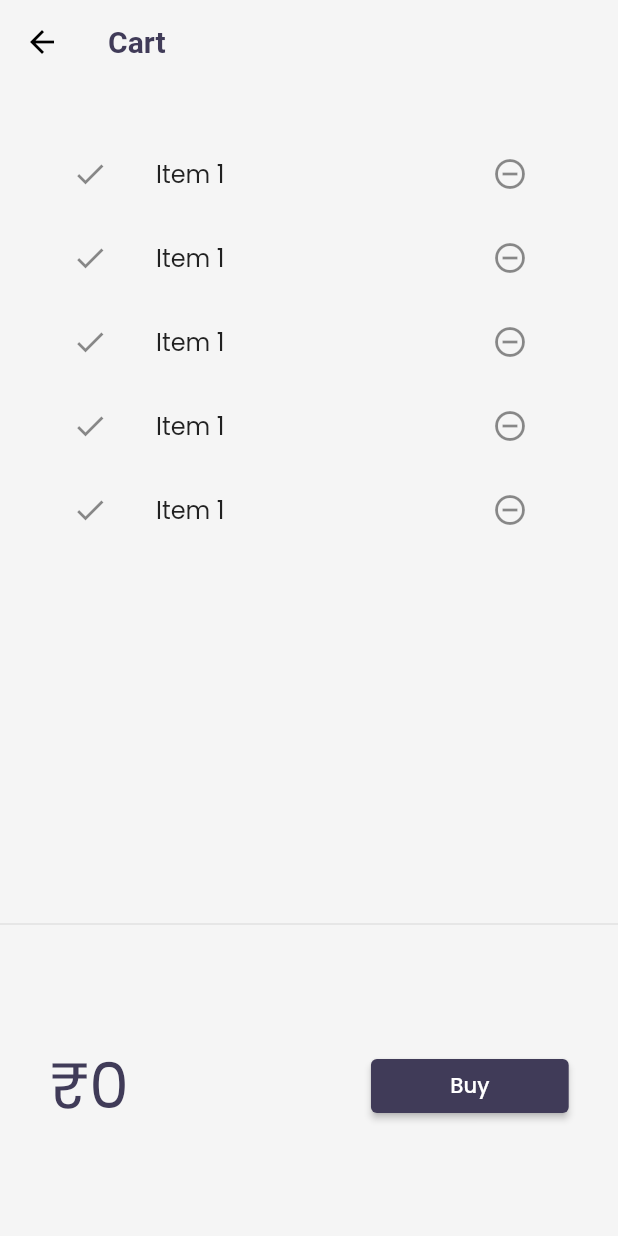
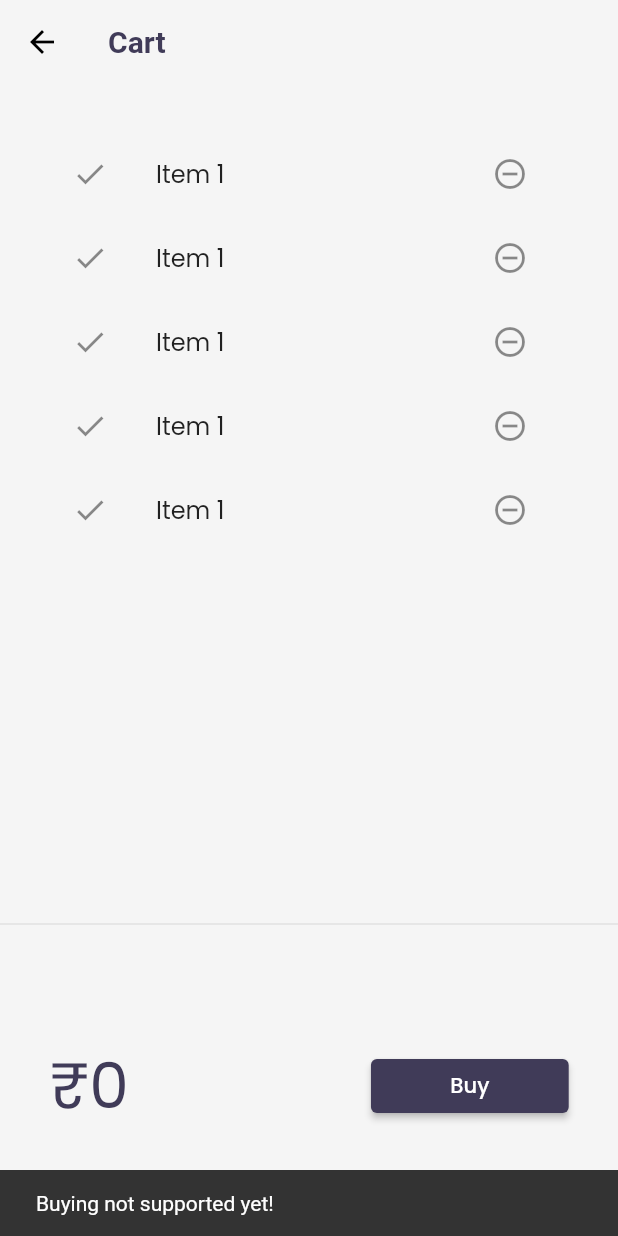
Before and after one commit to noviceyash/Flutter_app, a Flutter app: the CartPage screen opened by its route, after a tap on "Buy", on a phone screen of 412 x 824 dp. Run offline on Flutter 3.47's test engine with Material 2 defaults, Android fonts, the light colour scheme and no system bars; our stand-ins replace google_fonts, velocity_x; network calls fail.

Commit message:
add buy not supported scaffold,create model cart

```diff
--- a/lib/models/catalog.dart
+++ b/lib/models/catalog.dart
@@ -4,11 +4,11 @@ class CatalogModel {
   static List<Item>? items;
 
   //get item by id
-  static Item getById(int id) =>
+   Item getById(int id) =>
       items!.firstWhere((element) => element.id == id, orElse: null);
 
   //get item by position
-  static Item getByPosition(int pos) => items![pos];
+   Item getByPosition(int pos) => items![pos];
 }
 
 class Item {
--- a/lib/pages/cart_page.dart
+++ b/lib/pages/cart_page.dart
@@ -22,7 +22,6 @@ class CartPage extends StatelessWidget {
   }
 }
 
-
 class _CartTotal extends StatelessWidget {
   @override
   Widget build(BuildContext context) {
@@ -35,17 +34,23 @@ class _CartTotal extends StatelessWidget {
           "\₹0".text.xl5.color(context.theme.accentColor).make(),
           30.widthBox,
           ElevatedButton(
-           onPressed: () {},
-           // ignore: deprecated_member_use
-           style: ButtonStyle(backgroundColor: MaterialStateProperty.all(context.theme.buttonColor)),
-           child: "Buy".text.white.make(),
-           ).w32(context),
+            onPressed: () {
+              ScaffoldMessenger.of(context).showSnackBar(SnackBar(
+                content: "Buying not supported yet!".text.make(),
+              ));
+            },
+            // ignore: deprecated_member_use
+            style: ButtonStyle(
+                backgroundColor:
+                    // ignore: deprecated_member_use
+                    MaterialStateProperty.all(context.theme.buttonColor)),
+            child: "Buy".text.white.make(),
+          ).w32(context),
         ],
-        ),
+      ),
     );
   }
 }
-
 
 class _CartList extends StatefulWidget {
   @override
@@ -64,7 +69,7 @@ class _CartListState extends State<_CartList> {
           onPressed: () {},
         ),
         title: "Item 1".text.make(),
-      ) ,
+      ),
     );
   }
 }
--- a/lib/widgets/home_widgets/catalog_list.dart
+++ b/lib/widgets/home_widgets/catalog_list.dart
@@ -13,7 +13,7 @@ class CatalogList extends StatelessWidget {
       shrinkWrap: true,
       itemCount: CatalogModel.items!.length,
       itemBuilder: (context, index) {
-        final catalog = CatalogModel.getByPosition(index);
+        final catalog = CatalogModel.items![index];
         return InkWell(
           onTap: () => Navigator.push(
             context,
```
Also changed, not shown: lib/models/cart.dart (added, +34 -0 lines).
